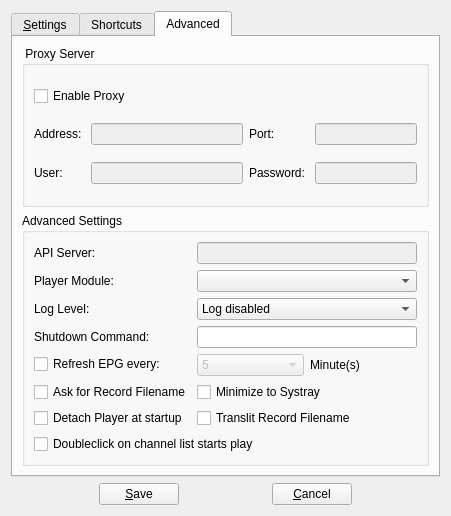
This is forms/csettingsdlg.ui in code-google-com/vlc-record as Qt 5 draws it before an edit. The edited form follows.
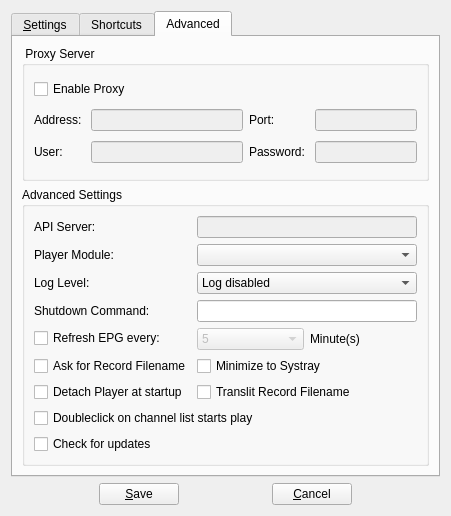
This is the edited form. The open tabs and pages were chosen to show the change. Icons and pictures are not drawn. Custom widgets are drawn as their Qt base class.

Commit message: add update check at startup

Diff of the .ui file:
```diff
--- a/forms/csettingsdlg.ui
+++ b/forms/csettingsdlg.ui
@@ -666,6 +666,13 @@
             </property>
            </widget>
           </item>
+          <item row="8" column="0">
+           <widget class="QCheckBox" name="checkUpdate">
+            <property name="text">
+             <string>Check for updates</string>
+            </property>
+           </widget>
+          </item>
          </layout>
         </widget>
        </item>
```
The commit also changes 13 other files.
